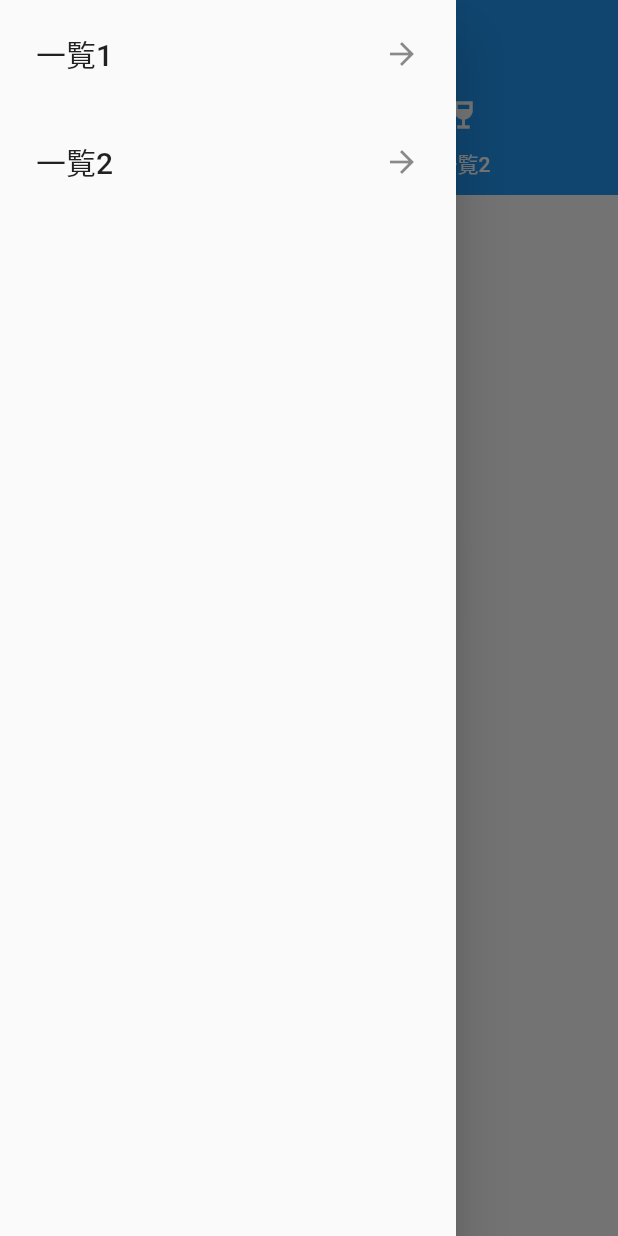
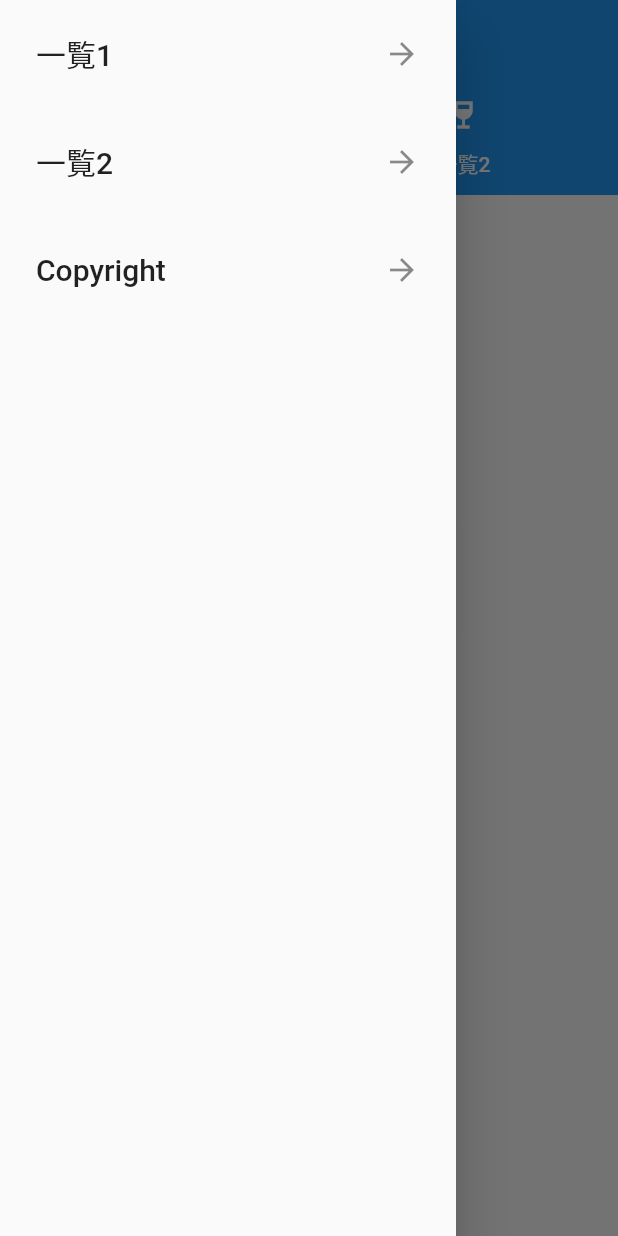
Before and after one commit to ymgc-kkk/flutter_random, a Flutter app: the screen it shows after launch, with the side drawer open, on a phone screen of 412 x 824 dp. Run offline on Flutter 3.47's test engine with Material 2 defaults, Android fonts, the phone set to English and light mode, and no system bars.

Commit message:
add copyright
add copyright

```diff
--- a/flutter_random_app/lib/cal.dart
+++ b/flutter_random_app/lib/cal.dart
@@ -1,6 +1,7 @@
 import 'package:flutter/material.dart';
 import 'dart:math';
 import 'list.dart';
+import 'right.dart';
 
 class Mini extends StatefulWidget {
   @override
@@ -73,6 +74,20 @@ class _MiniState extends State<Mini> {
                   onTap: () {
                     Navigator.push(context,
                         MaterialPageRoute(builder: (context) => SubList()));
+                  },
+                ),
+              ),
+              Padding(
+                padding: const EdgeInsets.all(8.0),
+                child: ListTile(
+                  title: Text(
+                    "Copyright",
+                    style: TextStyle(fontSize: 20),
+                  ),
+                  trailing: Icon(Icons.arrow_forward),
+                  onTap: () {
+                    Navigator.push(context,
+                        MaterialPageRoute(builder: (context) => Rights()));
                   },
                 ),
               ),
```
Also changed, not shown: flutter_random_app/lib/right.dart (added, +14 -0 lines).
